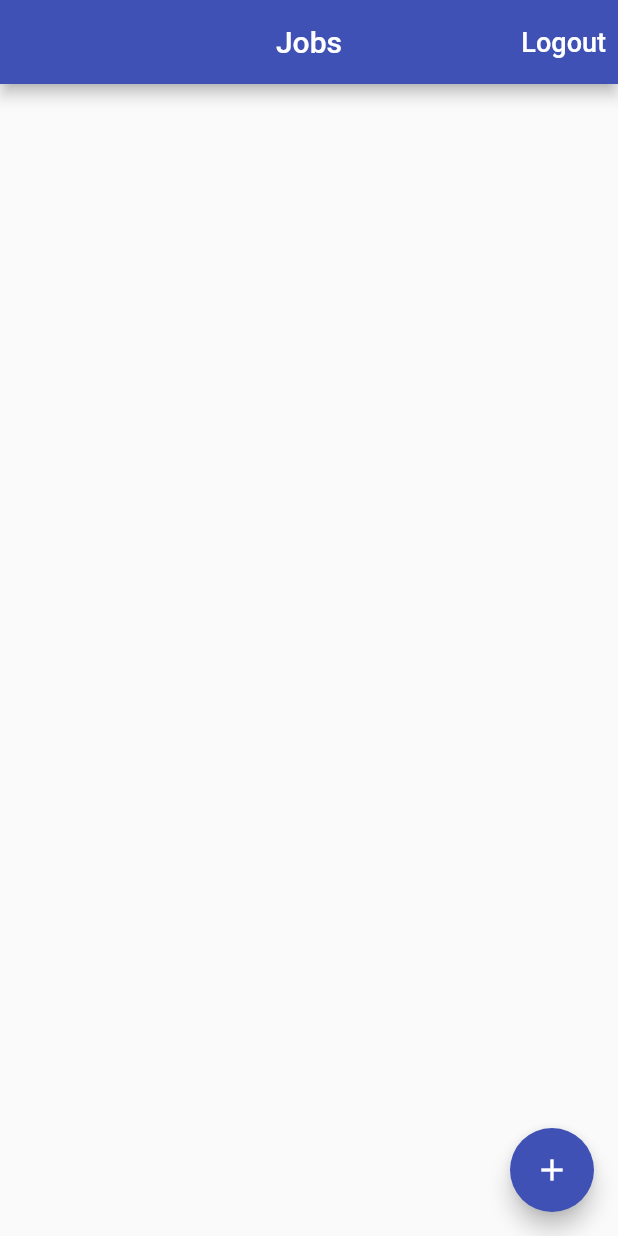
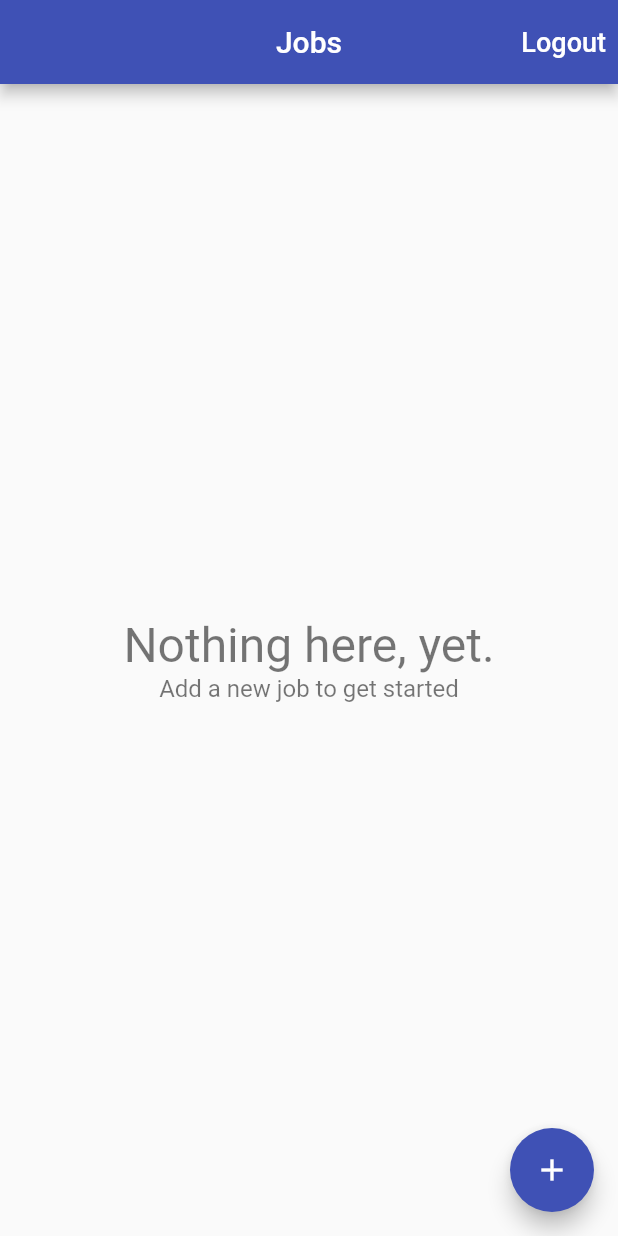
Before and after one commit to BishopSam/time_tracker, a Flutter app: the screen it shows once a user with an empty profile is signed in, on a phone screen of 412 x 824 dp. Run offline on Flutter 3.47's test engine with Material 2 defaults, Android fonts, the phone set to English and light mode, and no system bars; our stand-ins replace cloud_firestore, firebase_auth, firebase_core, google_sign_in; missing offline and left inert: flutter_facebook_auth, flutter_login_facebook; accounts and stored records are empty.

```diff
--- a/lib/app/home/jobs_page.dart
+++ b/lib/app/home/jobs_page.dart
@@ -1,13 +1,25 @@
 import 'package:firebase_core/firebase_core.dart';
 import 'package:flutter/material.dart';
+import 'package:flutter/rendering.dart';
 import 'package:provider/provider.dart';
+import 'package:time_tracker_flutter_course/app/home/jobs/edit_job_page.dart';
 import 'package:time_tracker_flutter_course/app/models/jobs_model.dart';
 import 'package:time_tracker_flutter_course/app/services/auth.dart';
 import 'package:time_tracker_flutter_course/app/services/database.dart';
+import 'package:time_tracker_flutter_course/common_widgets/empty_content.dart';
+import 'package:time_tracker_flutter_course/common_widgets/job_list_tile.dart';
+import 'package:time_tracker_flutter_course/common_widgets/list_item_builder.dart';
 import 'package:time_tracker_flutter_course/common_widgets/show_alert_dialog.dart';
 import 'package:time_tracker_flutter_course/common_widgets/show_exception_dialog.dart';
 
-class JobsPage extends StatelessWidget {
+class JobsPage extends StatefulWidget {
+  @override
+  State<JobsPage> createState() => _JobsPageState();
+}
+
+class _JobsPageState extends State<JobsPage> {
+  bool isFABVisible = true;
+
   Future<void> _signOut(BuildContext context) async {
     try {
       final auth = Provider.of<AuthBase>(context, listen: false);
@@ -29,23 +41,8 @@ class JobsPage extends StatelessWidget {
     }
   }
 
-  void _createJob(BuildContext context) {
-    try {
-      final database = Provider.of<Database>(context, listen: false);
-      database.createJob(Job(name: 'Blogging', ratePerHour: 10));
-    } on FirebaseException catch (e) {
-      showExceptionAlertDialog(
-        context,
-        title: 'Operation Failed',
-        exception: e,
-      );
-    }
-  }
-
   @override
   Widget build(BuildContext context) {
-    final database = Provider.of<Database>(context, listen: false);
-    database.jobStream();
     return Scaffold(
       appBar: AppBar(
         title: Text('Jobs'),
@@ -59,11 +56,26 @@ class JobsPage extends StatelessWidget {
               ))
         ],
       ),
-      body: _buildContents(context),
-      floatingActionButton: FloatingActionButton(
-        onPressed: () => _createJob(context),
-        child: Icon(Icons.add),
-      ),
+      body: NotificationListener<UserScrollNotification>(
+          onNotification: (notification) {
+            if (notification.direction == ScrollDirection.forward) {
+              setState(() {
+                isFABVisible = true;
+              });
+            } else if (notification.direction == ScrollDirection.reverse) {
+              setState(() {
+                isFABVisible = false;
+              });
+            }
+            return true;
+          },
+          child: _buildContents(context)),
+      floatingActionButton: isFABVisible
+          ? FloatingActionButton(
+              onPressed: () => EditJobPage.show(context),
+              child: Icon(Icons.add),
+            )
+          : null,
     );
   }
 
@@ -72,15 +84,13 @@ class JobsPage extends StatelessWidget {
     return StreamBuilder<List<Job>>(
         stream: dataBase.jobStream(),
         builder: (context, snapshot) {
-          if (snapshot.hasData) {
-            final jobs = snapshot.data;
-            final children = jobs!.map((job) => Text(job.name)).toList();
-            return ListView(children: children);
-          }
-          if (snapshot.hasError) {
-            return Center(child: Text('Some error has occured'),);
-          }
-          return Center(child: CircularProgressIndicator());
+          return ListItemsBuilder<Job>(
+            snapshot: snapshot,
+            itemBuilder: (context, job) => JobListTile(
+              job: job,
+              onTap: () => EditJobPage.show(context, job: job),
+            ),
+          );
         });
   }
 }
--- a/lib/app/models/jobs_model.dart
+++ b/lib/app/models/jobs_model.dart
@@ -1,12 +1,14 @@
 class Job {
-  Job({required this.name, required this.ratePerHour});
+  Job({required this.id,required this.name, required this.ratePerHour});
   final String name;
   final int ratePerHour;
+  final String id;
 
-  factory Job.fromMap(Map<String, dynamic> data) {
+  factory Job.fromMap(Map<String, dynamic> data, String documentId) {
     final String name = data['name'];
     final int ratePerHour = data['ratePerHour'];
     return Job(
+      id: documentId,
       name: name,
       ratePerHour: ratePerHour,
     );
--- a/lib/app/services/database.dart
+++ b/lib/app/services/database.dart
@@ -3,9 +3,12 @@ import 'package:time_tracker_flutter_course/app/services/api_path.dart';
 import 'package:time_tracker_flutter_course/app/services/firestore_service.dart';
 
 abstract class Database {
-  Future<void> createJob(Job job);
+  Future<void> setJob(Job job);
   Stream<List<Job>> jobStream();
+  Future<void> deleteJob(Job job);
 }
+
+String documentIdFromCurrentDate() => DateTime.now().toIso8601String();
 
 class FirebaseDatabase implements Database {
   FirebaseDatabase({required this.uid});
@@ -14,12 +17,18 @@ class FirebaseDatabase implements Database {
   final _service = FirestoreService.instance;
 
   @override
-  Future<void> createJob(Job job) => _service.setData(
-        path: APIPath.job(uid: uid, jobId: 'job_abc'),
+  Future<void> setJob(Job job) => _service.setData(
+        path: APIPath.job(uid: uid, jobId: job.id),
         data: job.toMap(),
       );
 
   @override
   Stream<List<Job>> jobStream() => _service.collectionStream(
-      path: APIPath.jobs(uid), builder: (data) => Job.fromMap(data));
+      path: APIPath.jobs(uid),
+      builder: (data, documentId) => Job.fromMap(data, documentId));
+
+  @override
+  Future<void> deleteJob(Job job) => _service.deleteData(
+        path: APIPath.job(uid: uid, jobId: job.id),
+      );
 }
--- /dev/null
+++ b/lib/common_widgets/empty_content.dart
@@ -0,0 +1,30 @@
+import 'package:flutter/material.dart';
+
+class EmptyContent extends StatelessWidget {
+  const EmptyContent({
+    Key? key,
+    this.title = 'Nothing here, yet.',
+    this.message = 'Add a new job to get started',
+  }) : super(key: key);
+  final String title;
+  final String message;
+
+  @override
+  Widget build(BuildContext context) {
+    return Center(
+      child: Column(
+        mainAxisAlignment: MainAxisAlignment.center,
+        children: [
+          Text(
+            title,
+            style: TextStyle(fontSize: 32, color: Colors.black54),
+          ),
+          Text(
+            message,
+            style: TextStyle(fontSize: 16, color: Colors.black54),
+          )
+        ],
+      ),
+    );
+  }
+}
--- /dev/null
+++ b/lib/common_widgets/list_item_builder.dart
@@ -0,0 +1,38 @@
+import 'package:flutter/material.dart';
+import 'package:time_tracker_flutter_course/common_widgets/empty_content.dart';
+
+typedef ItemWidgetBuilder<T> = Widget Function(BuildContext context, T item);
+
+class ListItemsBuilder<T> extends StatelessWidget {
+  const ListItemsBuilder(
+      {Key? key, required this.snapshot, required this.itemBuilder})
+      : super(key: key);
+  final AsyncSnapshot<List> snapshot;
+  final ItemWidgetBuilder itemBuilder;
+
+  @override
+  Widget build(BuildContext context) {
+    if (snapshot.hasData) {
+      final List items = snapshot.data!;
+      if (items.isNotEmpty) {
+        return _buildList(items);
+      } else {
+        return EmptyContent();
+      }
+    } else if (snapshot.hasError) {
+      return EmptyContent(
+        title: 'Something went wrong',
+        message: 'Can\'t load jobs right now',
+      );
+    }
+    return Center(
+      child: CircularProgressIndicator(),
+    );
+  }
+
+  Widget _buildList(List items) {
+    return ListView.builder(
+        itemCount: items.length,
+        itemBuilder: (context, index) => itemBuilder(context, items[index]));
+  }
+}
```
Also changed, not shown: lib/app/home/jobs/edit_job_page.dart (added, +174 -0 lines), lib/app/services/firestore_service.dart (+14 -7 lines), lib/app/sign_in/validators.dart (+7 -0 lines), lib/common_widgets/job_list_tile.dart (added, +32 -0 lines), lib/app/landing_page.dart (line endings or trailing spaces).
